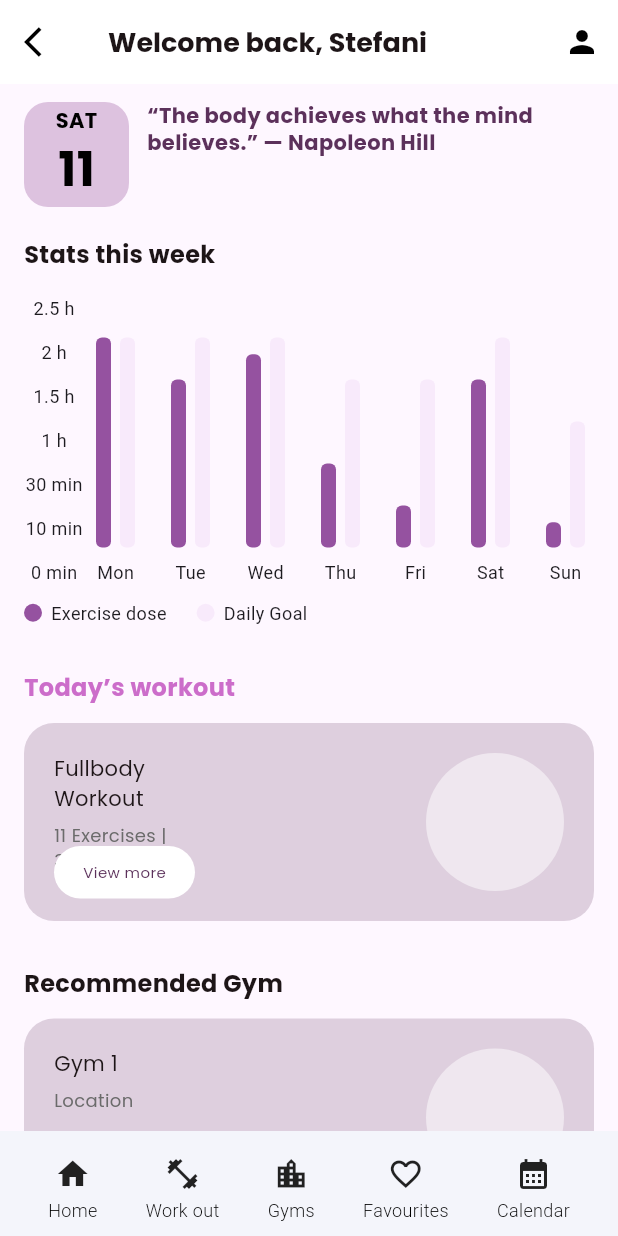
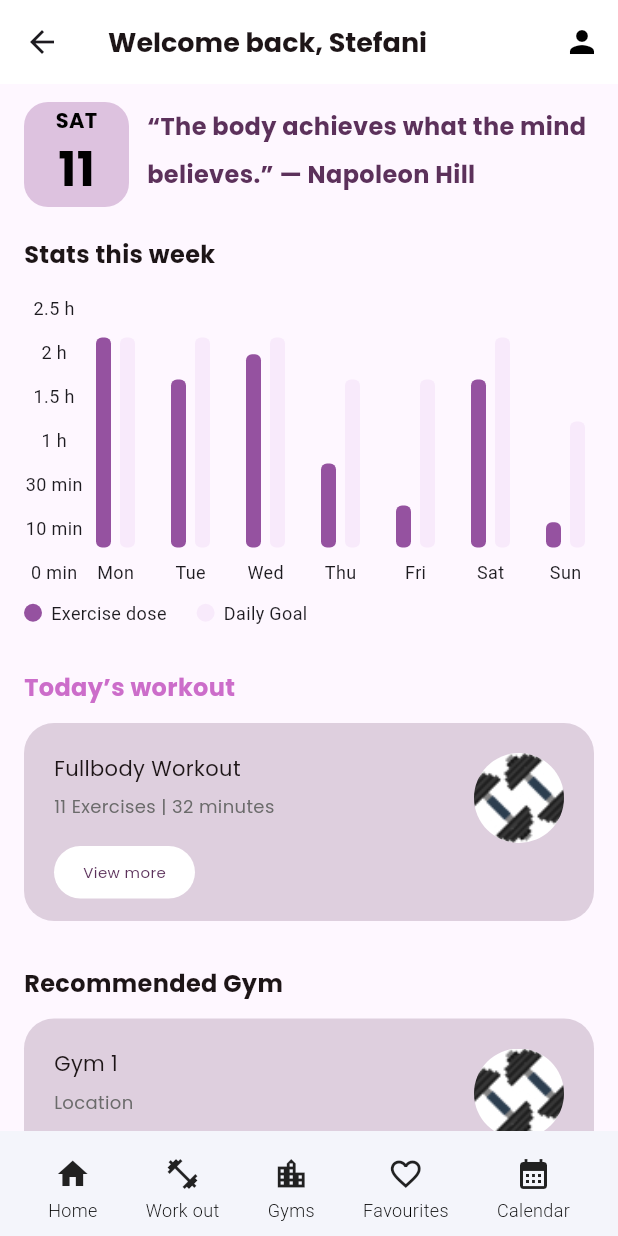
Before and after one commit to teodoravel/FitUp, a Flutter app: the HomePage screen opened by its route, on a phone screen of 412 x 824 dp. Run offline on Flutter 3.47's test engine with Material 3 defaults, Android fonts, the phone set to English and light mode, and no system bars; Roboto replaces fonts that are missing (Raleway).

Commit message:
home page refactoring

```diff
--- a/lib/main.dart
+++ b/lib/main.dart
@@ -35,7 +35,7 @@ class FitUpApp extends StatelessWidget {
         primarySwatch: Colors.purple,
       ),
       // Start with the introduction page
-      home: const SuccessRegistrationPage(),
+      home: const HomePage(),
       routes: {
         // Intro & Start
         '/introduction': (context) => const Introduction(),
--- a/lib/pages/home_page.dart
+++ b/lib/pages/home_page.dart
@@ -1,4 +1,5 @@
 // home_page.dart
+import 'package:fitup/widgets/custom_card.dart';
 import 'package:flutter/material.dart';
 import 'package:intl/intl.dart';
 
@@ -7,18 +8,16 @@ class HomePage extends StatelessWidget {
 
   @override
   Widget build(BuildContext context) {
+    // 1) For the top "Calendar" block
     final now = DateTime.now();
     final dayName = DateFormat('EEE').format(now).toUpperCase(); // e.g. "SUN"
     final dayNumber = DateFormat('d').format(now); // e.g. "5"
 
     return Scaffold(
+      // 2) Top AppBar
       appBar: AppBar(
         backgroundColor: Colors.white,
         elevation: 0,
-        leading: IconButton(
-          icon: const Icon(Icons.arrow_back_ios, color: Colors.black),
-          onPressed: () => Navigator.pop(context),
-        ),
         title: const Text(
           'Welcome back, Stefani',
           style: TextStyle(
@@ -37,6 +36,8 @@ class HomePage extends StatelessWidget {
           ),
         ],
       ),
+
+      // 3) Bottom nav bar
       bottomNavigationBar: Container(
         height: 70,
         color: const Color(0xFFF4F5FB),
@@ -48,7 +49,7 @@ class HomePage extends StatelessWidget {
               icon: Icons.home,
               label: 'Home',
               onTap: () {
-                // Already on Home
+                // Already on Home? Could do nothing or re-push
               },
             ),
             _NavIconLabel(
@@ -82,6 +83,8 @@ class HomePage extends StatelessWidget {
           ],
         ),
       ),
+
+      // 4) Main body content in a scroll view
       body: SingleChildScrollView(
         padding: const EdgeInsets.symmetric(horizontal: 16, vertical: 12),
         child: Padding(
@@ -89,9 +92,11 @@ class HomePage extends StatelessWidget {
           child: Column(
             crossAxisAlignment: CrossAxisAlignment.start,
             children: [
+              // The top row with date + quote
               Row(
                 crossAxisAlignment: CrossAxisAlignment.start,
                 children: [
+                  // Purple date box
                   Container(
                     width: 70,
                     height: 70,
@@ -103,7 +108,7 @@ class HomePage extends StatelessWidget {
                       mainAxisAlignment: MainAxisAlignment.center,
                       children: [
                         Text(
-                          dayName,
+                          dayName, // e.g. "SUN"
                           style: const TextStyle(
                             color: Colors.black,
                             fontSize: 14,
@@ -112,7 +117,7 @@ class HomePage extends StatelessWidget {
                           ),
                         ),
                         Text(
-                          dayNumber,
+                          dayNumber, // e.g. "5"
                           style: const TextStyle(
                             color: Colors.black,
                             fontSize: 32,
@@ -129,16 +134,18 @@ class HomePage extends StatelessWidget {
                       '“The body achieves what the mind believes.” — Napoleon Hill',
                       style: TextStyle(
                         color: Color(0xFF5C315B),
-                        fontSize: 14,
+                        fontSize: 16,
                         fontFamily: 'Poppins',
                         fontWeight: FontWeight.w600,
-                        height: 1.3,
+                        height: 2,
                       ),
                     ),
                   ),
                 ],
               ),
               const SizedBox(height: 20),
+
+              // 1) Stats this week with the bar chart
               const Text(
                 'Stats this week',
                 style: TextStyle(
@@ -150,7 +157,10 @@ class HomePage extends StatelessWidget {
               ),
               const SizedBox(height: 16),
               _buildTwoBarChart(),
+
               const SizedBox(height: 30),
+
+              // 2) Today’s workout
               const Text(
                 'Today’s workout',
                 style: TextStyle(
@@ -161,8 +171,19 @@ class HomePage extends StatelessWidget {
                 ),
               ),
               const SizedBox(height: 12),
-              _buildWorkoutBox(context),
+              CustomCard(
+                  title: 'Fullbody Workout',
+                  subtitle: '11 Exercises | 32 minutes',
+                  buttonText: 'View more',
+                  imagePath: 'assets/barbel.jpg',
+                  onButtonPressed: () {
+                    Navigator.pushNamed(context, '/workoutDetails');
+                  }
+              ),
+
               const SizedBox(height: 30),
+
+              // 3) Recommended Gym
               const Text(
                 'Recommended Gym',
                 style: TextStyle(
@@ -173,7 +194,16 @@ class HomePage extends StatelessWidget {
                 ),
               ),
               const SizedBox(height: 12),
-              _buildGymBox(context),
+
+              CustomCard(
+                  title: 'Gym 1',
+                  subtitle: 'Location',
+                  buttonText: 'See on map',
+                  imagePath: 'assets/barbel.jpg',
+                  onButtonPressed: () {
+                    Navigator.pushNamed(context, '/gymMap');
+                  }
+              ),
             ],
           ),
         ),
@@ -181,40 +211,52 @@ class HomePage extends StatelessWidget {
     );
   }
 
+  // =============== Chart code ===============
   Widget _buildTwoBarChart() {
     final days = ['Mon', 'Tue', 'Wed', 'Thu', 'Fri', 'Sat', 'Sun'];
     final exerciseDose = [2.5, 2.0, 2.3, 1.0, 0.5, 2.0, 0.3];
     final dailyGoal = [2.5, 2.5, 2.5, 2.0, 2.0, 2.5, 1.5];
     const maxHours = 2.5;
-    final yLabels = ['2.5 h', '2 h', '1.5 h', '1 h', '30 min', '10 min', '0 min'];
+    final yLabels = [
+      '2.5 h',
+      '2 h',
+      '1.5 h',
+      '1 h',
+      '30 min',
+      '10 min',
+      '0 min'
+    ];
 
     return SizedBox(
       height: 220,
       child: Column(
         crossAxisAlignment: CrossAxisAlignment.start,
         children: [
+          // chart area
           Expanded(
             child: Row(
               crossAxisAlignment: CrossAxisAlignment.end,
               children: [
+                // Y-axis (labels)
                 SizedBox(
                   width: 40,
                   child: Column(
                     mainAxisAlignment: MainAxisAlignment.spaceBetween,
-        children: yLabels
-            .map((label) => Text(label, style: const TextStyle(fontSize: 12)))
-        .toList(),
+                    children: yLabels.map((label) {
+                      return Text(label, style: const TextStyle(fontSize: 12));
+                    }).toList(),
                   ),
                 ),
                 const SizedBox(width: 8),
+                // bars horizontally
                 Expanded(
                   child: SingleChildScrollView(
                     scrollDirection: Axis.horizontal,
                     child: Row(
                       crossAxisAlignment: CrossAxisAlignment.end,
                       children: List.generate(days.length, (index) {
-                  final ex = exerciseDose[index];
-                  final dg = dailyGoal[index];
+                        final ex = exerciseDose[index]; // e.g. 2.5
+                        final dg = dailyGoal[index]; // e.g. 2.0
                         const chartH = 140.0;
                         final exH = (ex / maxHours) * chartH;
                         final dgH = (dg / maxHours) * chartH;
@@ -224,6 +266,7 @@ class HomePage extends StatelessWidget {
                           child: Column(
                             mainAxisAlignment: MainAxisAlignment.end,
                             children: [
+                              // Two bars side by side
                               Row(
                                 crossAxisAlignment: CrossAxisAlignment.end,
                                 children: [
@@ -247,7 +290,8 @@ class HomePage extends StatelessWidget {
                                 ],
                               ),
                               const SizedBox(height: 8),
-                        Text(days[index], style: const TextStyle(fontSize: 12)),
+                              Text(days[index],
+                                  style: const TextStyle(fontSize: 12)),
                             ],
                           ),
                         );
@@ -259,6 +303,7 @@ class HomePage extends StatelessWidget {
             ),
           ),
           const SizedBox(height: 10),
+          // Legend
           Row(
             children: [
               Container(
@@ -288,204 +333,21 @@ class HomePage extends StatelessWidget {
       ),
     );
   }
-
-  Widget _buildWorkoutBox(BuildContext context) {
-    return GestureDetector(
-      onTap: () {
-        // Navigate to workout details
-        Navigator.pushNamed(context, '/workoutDetails');
-      },
-      child: Container(
-        height: 132,
-        decoration: BoxDecoration(borderRadius: BorderRadius.circular(20)),
-        child: Stack(
-          children: [
-            Opacity(
-              opacity: 0.20,
-              child: Container(
-                decoration: BoxDecoration(
-                  color: const Color(0xFF5C315B),
-                  borderRadius: BorderRadius.circular(20),
-                ),
-              ),
-            ),
-            const Positioned(
-              left: 20,
-              top: 20,
-              child: SizedBox(
-                width: 123,
-                child: Column(
-                  crossAxisAlignment: CrossAxisAlignment.start,
-                  children: [
-                    Text(
-                      'Fullbody Workout',
-                      style: TextStyle(
-                        color: Color(0xFF1D1517),
-                        fontSize: 14,
-                        fontFamily: 'Poppins',
-                        fontWeight: FontWeight.w500,
-                      ),
-                    ),
-                    SizedBox(height: 6),
-                    Text(
-                      '11 Exercises | 32mins',
-                      style: TextStyle(
-                        color: Color(0xFF6B6B6B),
-                        fontSize: 12,
-                        fontFamily: 'Poppins',
-                        fontWeight: FontWeight.w400,
-                      ),
-                    ),
-                  ],
-                ),
-              ),
-            ),
-            Positioned(
-              right: 20,
-              top: 20,
-              child: Opacity(
-                opacity: 0.50,
-                child: Container(
-                  width: 92,
-                  height: 92,
-                  decoration: const BoxDecoration(
-                    color: Colors.white,
-                    shape: BoxShape.circle,
-                  ),
-                ),
-              ),
-            ),
-            Positioned(
-              left: 20,
-              bottom: 15,
-              child: Container(
-                width: 94,
-                height: 35,
-                decoration: BoxDecoration(
-                  color: Colors.white,
-                  borderRadius: BorderRadius.circular(50),
-                ),
-                child: const Center(
-                  child: Text(
-                    'View more',
-                    style: TextStyle(
-                      color: Color(0xFF5C315B),
-                      fontSize: 10,
-                      fontFamily: 'Poppins',
-                      fontWeight: FontWeight.w500,
-                    ),
-                  ),
-                ),
-              ),
-            ),
-          ],
-        ),
-      ),
-    );
 }
 
-  Widget _buildGymBox(BuildContext context) {
-    return GestureDetector(
-        onTap: () {},
-    child: Container(
-    height: 132,
-    decoration: BoxDecoration(borderRadius: BorderRadius.circular(20)),
-    child: Stack(
-    children: [
-    Opacity(
-    opacity: 0.20,
-    child: Container(
-    decoration: BoxDecoration(
-    color: const Color(0xFF5C315B),
-    borderRadius: BorderRadius.circular(20),
-    ),
-    ),
-    ),
-    const Positioned(
-    left: 20,
-    top: 20,
-    child: SizedBox(
-    width: 60,
-    child: Column(
-    crossAxisAlignment: CrossAxisAlignment.start,
-    children: [Text(
-      'Gym 1',
-      style: TextStyle(
-        color: Color(0xFF1D1517),
-        fontSize: 14,
-        fontFamily: 'Poppins',
-        fontWeight: FontWeight.w500,
-      ),
-    ),
-      SizedBox(height: 6),
-      Text(
-        'Location',
-        style: TextStyle(
-          color: Color(0xFF6B6B6B),
-          fontSize: 12,
-          fontFamily: 'Poppins',
-          fontWeight: FontWeight.w400,
-        ),
-      ),
-    ],
-    ),
-    ),
-    ),
-      Positioned(
-        right: 20,
-        top: 20,
-        child: Opacity(
-          opacity: 0.50,
-          child: Container(
-            width: 92,
-            height: 92,
-            decoration: const BoxDecoration(
-              color: Colors.white,
-              shape: BoxShape.circle,
-            ),
-          ),
-        ),
-      ),
-      Positioned(
-        left: 20,
-        bottom: 15,
-        child: GestureDetector(
-          onTap: () {
-            Navigator.pushNamed(context, '/gymMap');
-          },
-          child: Container(
-            width: 94,
-            height: 35,
-            decoration: BoxDecoration(
-              color: Colors.white,
-              borderRadius: BorderRadius.circular(50),
-            ),
-            child: const Center(
-              child: Text(
-                'See on map',
-                style: TextStyle(
-                  color: Color(0xFF5C315B),
-                  fontSize: 10,
-                  fontFamily: 'Poppins',
-                  fontWeight: FontWeight.w500,
-                ),
-              ),
-            ),
-          ),
-        ),
-      ),
-    ],
-    ),
-    ),
-    );
-  }
-}
-
+// A small helper for the bottom nav icons
 class _NavIconLabel extends StatelessWidget {
   final IconData icon;
   final String label;
   final VoidCallback onTap;
-  const _NavIconLabel({required this.icon, required this.label, required this.onTap, super.key});
+
+  const _NavIconLabel({
+    required this.icon,
+    required this.label,
+    required this.onTap,
+    // ignore: unused_element
+    super.key,
+  });
 
   @override
   Widget build(BuildContext context) {
```
Also changed, not shown: lib/widgets/custom_card.dart (+1 -108 lines). Lines whose indentation alone changed are shown as unchanged.
